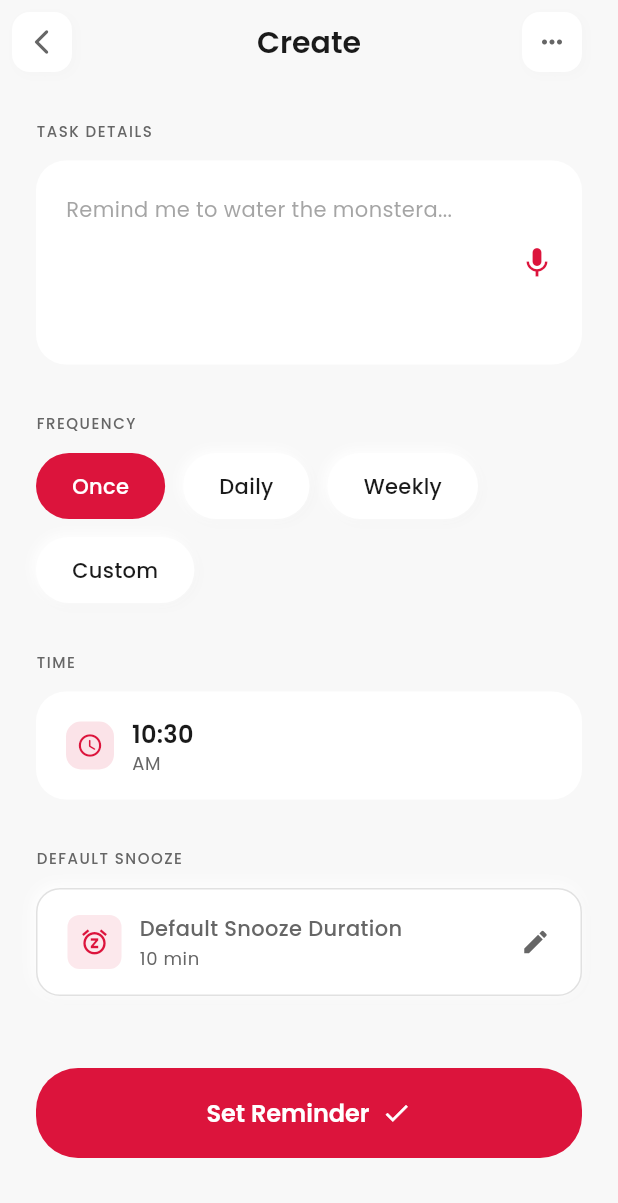
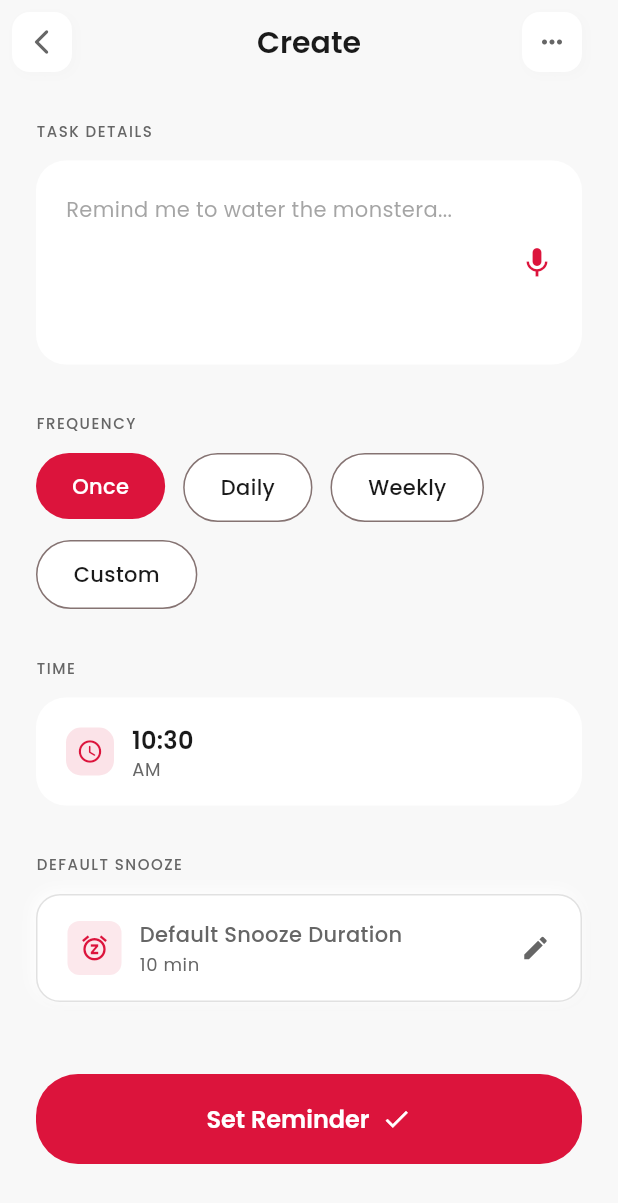
Before and after one commit to Mathew222/Ping, a Flutter app: the CreateReminderScreen screen opened by its route, on a phone screen of 412 x 824 dp. Shown: the top 1203 px of the screen. Run offline on Flutter 3.47's test engine with Material 3 defaults, Android fonts, the phone set to English and light mode, and no system bars; drawn by our look-alikes of flutter_animate; our stand-ins replace flutter_local_notifications, flutter_riverpod, go_router, google_fonts, shared_preferences, supabase_flutter and 1 more; accounts and stored records are empty.

Commit message:
fix: frequency chips now have dark backgrounds with white text in dark mode

```diff
--- a/lib/features/reminders/presentation/screens/create_reminder_screen.dart
+++ b/lib/features/reminders/presentation/screens/create_reminder_screen.dart
@@ -157,9 +157,17 @@ class _CreateReminderScreenState extends ConsumerState<CreateReminderScreen> {
           child: AnimatedContainer(
             duration: 200.ms,
             padding: const EdgeInsets.symmetric(horizontal: 24, vertical: 12),
-            decoration: PingTheme.neumorphicPill(
-              selected: isSelected,
-              color: PingTheme.primaryRed,
+            decoration: BoxDecoration(
+              color: isSelected
+                  ? PingTheme.primaryRed
+                  : Theme.of(context).cardColor,
+              borderRadius: BorderRadius.circular(25),
+              border: isSelected
+                  ? null
+                  : Border.all(
+                      color: Theme.of(context).dividerColor,
+                      width: 1,
+                    ),
             ),
             child: Text(
               freq,
```
